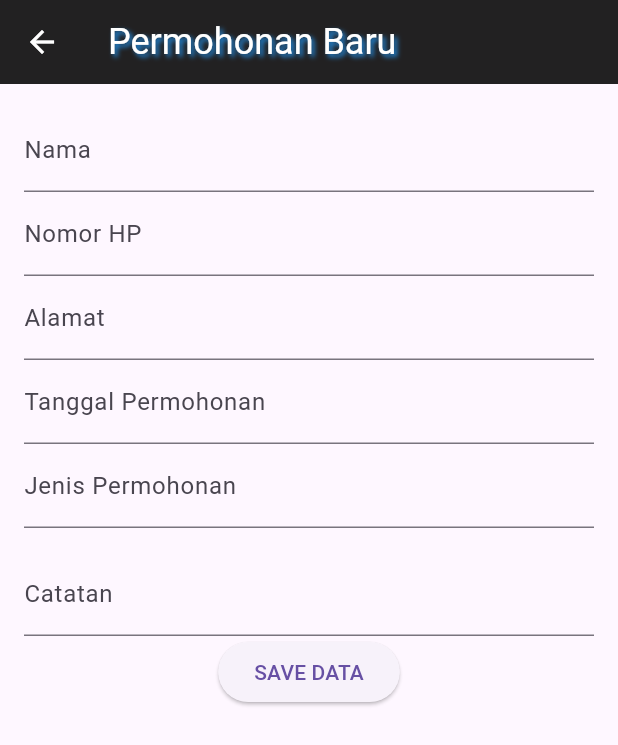
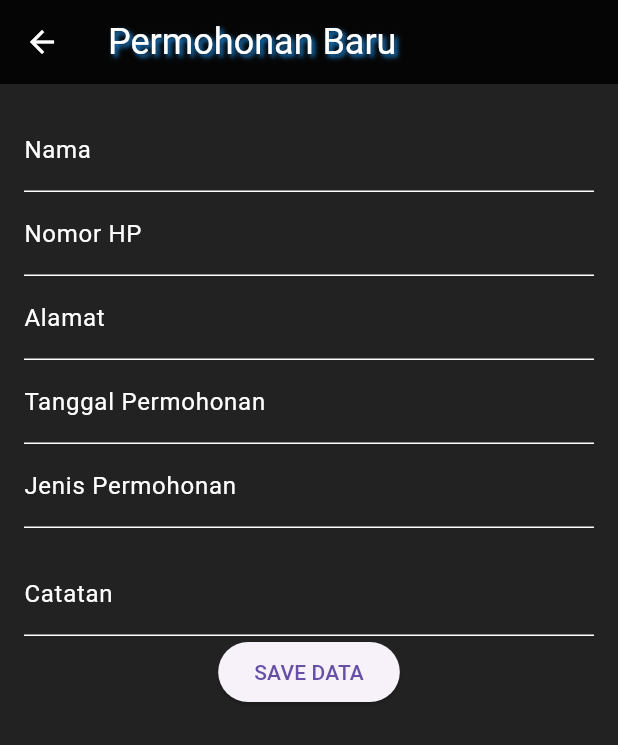
Before and after one commit to aarif29/WorkflowPLN, a Flutter app: the PermohonanBaruScreen screen opened directly, on a phone screen of 412 x 824 dp. Shown: the top 745 px of the screen. Run offline on Flutter 3.47's test engine with Material 3 defaults, Android fonts, the phone set to English and light mode, and no system bars.

Commit message:
edit background color halaman permohonan_baru

```diff
--- a/lib/permohonan_baru.dart
+++ b/lib/permohonan_baru.dart
@@ -1,18 +1,16 @@
 import 'package:flutter/material.dart';
-import "beranda.dart";
 
 class PermohonanBaruScreen extends StatefulWidget {
   const PermohonanBaruScreen({super.key});
   @override
-  _PermohonanBaruScreenState createState() => _PermohonanBaruScreenState();
+  PermohonanBaruScreenState createState() => PermohonanBaruScreenState();
 }
 
-class _PermohonanBaruScreenState extends State<PermohonanBaruScreen> {
+class PermohonanBaruScreenState extends State<PermohonanBaruScreen> {
   final TextEditingController _nameController = TextEditingController();
   final TextEditingController _phoneController = TextEditingController();
   final TextEditingController _addressController = TextEditingController();
-  final TextEditingController _notesController =
-      TextEditingController(); // Define the controller for Catatan
+  final TextEditingController _notesController = TextEditingController();
   DateTime? _selectedDate;
   String? _selectedApplicationType;
 
@@ -23,42 +21,87 @@ class _PermohonanBaruScreenState extends State<PermohonanBaruScreen> {
         title: Text(
           'Permohonan Baru',
           style: TextStyle(
-            color: Colors.white, // Change title color to white
-            fontSize: 24.0, // Increase font size
+            color: Colors.white,
+            fontSize: 24.0,
             shadows: [
               Shadow(
-                color: Colors.blue, // Add blue shadow
-                offset: Offset(2.0, 2.0), // Shadow offset
-                blurRadius: 4.0, // Shadow blur radius
+                color: Colors.blue,
+                offset: Offset(2.0, 2.0),
+                blurRadius: 4.0,
               ),
             ],
           ),
         ),
-        backgroundColor: Colors.black87, // Make the AppBar background black
-        iconTheme: IconThemeData(
-          color: Colors.white,
-        ), // Change back button color to white
-        elevation: 0, // Remove shadow
+        backgroundColor: Colors.black87,
+        iconTheme: IconThemeData(color: Colors.white),
+        elevation: 0,
       ),
+      backgroundColor: Colors.black87,
       body: Padding(
         padding: const EdgeInsets.all(16.0),
         child: Column(
           children: [
             TextField(
               controller: _nameController,
-              decoration: InputDecoration(labelText: 'Nama'),
+              style: TextStyle(color: Colors.white), // Set text color to white
+              decoration: InputDecoration(
+                labelText: 'Nama',
+                labelStyle: TextStyle(
+                  color: Colors.white,
+                ), // Set label color to white
+                enabledBorder: UnderlineInputBorder(
+                  borderSide: BorderSide(
+                    color: Colors.white,
+                  ), // Set border color to white
+                ),
+                focusedBorder: UnderlineInputBorder(
+                  borderSide: BorderSide(
+                    color: Colors.white,
+                  ), // Set focused border color to white
+                ),
+              ),
             ),
             TextField(
               controller: _phoneController,
-              decoration: InputDecoration(labelText: 'Nomor HP'),
+              style: TextStyle(color: Colors.white),
+              decoration: InputDecoration(
+                labelText: 'Nomor HP',
+                labelStyle: TextStyle(color: Colors.white),
+                enabledBorder: UnderlineInputBorder(
+                  borderSide: BorderSide(color: Colors.white),
+                ),
+                focusedBorder: UnderlineInputBorder(
+                  borderSide: BorderSide(color: Colors.white),
+                ),
+              ),
               keyboardType: TextInputType.phone,
             ),
             TextField(
               controller: _addressController,
-              decoration: InputDecoration(labelText: 'Alamat'),
+              style: TextStyle(color: Colors.white),
+              decoration: InputDecoration(
+                labelText: 'Alamat',
+                labelStyle: TextStyle(color: Colors.white),
+                enabledBorder: UnderlineInputBorder(
+                  borderSide: BorderSide(color: Colors.white),
+                ),
+                focusedBorder: UnderlineInputBorder(
+                  borderSide: BorderSide(color: Colors.white),
+                ),
+              ),
             ),
             TextField(
-              decoration: InputDecoration(labelText: 'Tanggal Permohonan'),
+              style: TextStyle(color: Colors.white),
+              decoration: InputDecoration(
+                labelText: 'Tanggal Permohonan',
+                labelStyle: TextStyle(color: Colors.white),
+                enabledBorder: UnderlineInputBorder(
+                  borderSide: BorderSide(color: Colors.white),
+                ),
+                focusedBorder: UnderlineInputBorder(
+                  borderSide: BorderSide(color: Colors.white),
+                ),
+              ),
               readOnly: true,
               onTap: () async {
                 DateTime? pickedDate = await showDatePicker(
@@ -81,6 +124,19 @@ class _PermohonanBaruScreenState extends State<PermohonanBaruScreen> {
               ),
             ),
             TextField(
+              style: TextStyle(color: Colors.white),
+              decoration: InputDecoration(
+                labelText: 'Jenis Permohonan',
+                labelStyle: TextStyle(color: Colors.white),
+                hintText: 'Pilih Jenis Permohonan',
+                hintStyle: TextStyle(color: Colors.white.withOpacity(0.7)),
+                enabledBorder: UnderlineInputBorder(
+                  borderSide: BorderSide(color: Colors.white),
+                ),
+                focusedBorder: UnderlineInputBorder(
+                  borderSide: BorderSide(color: Colors.white),
+                ),
+              ),
               readOnly: true,
               onTap: () {
                 showDialog(
@@ -112,23 +168,27 @@ class _PermohonanBaruScreenState extends State<PermohonanBaruScreen> {
                   },
                 );
               },
-              decoration: InputDecoration(
-                labelText: 'Jenis Permohonan',
-                hintText: 'Pilih Jenis Permohonan',
-              ),
               controller: TextEditingController(
                 text: _selectedApplicationType ?? '',
               ),
             ),
-            SizedBox(height: 16.0), // Added spacing before the save button
+            SizedBox(height: 16.0),
             TextField(
-              controller:
-                  _notesController, // Use the existing controller for Catatan
-              decoration: InputDecoration(labelText: 'Catatan'),
+              controller: _notesController,
+              style: TextStyle(color: Colors.white),
+              decoration: InputDecoration(
+                labelText: 'Catatan',
+                labelStyle: TextStyle(color: Colors.white),
+                enabledBorder: UnderlineInputBorder(
+                  borderSide: BorderSide(color: Colors.white),
+                ),
+                focusedBorder: UnderlineInputBorder(
+                  borderSide: BorderSide(color: Colors.white),
+                ),
+              ),
             ),
             ElevatedButton(
               onPressed: () {
-                // Show confirmation dialog with entered data
                 showDialog(
                   context: context,
                   builder: (context) {
```
